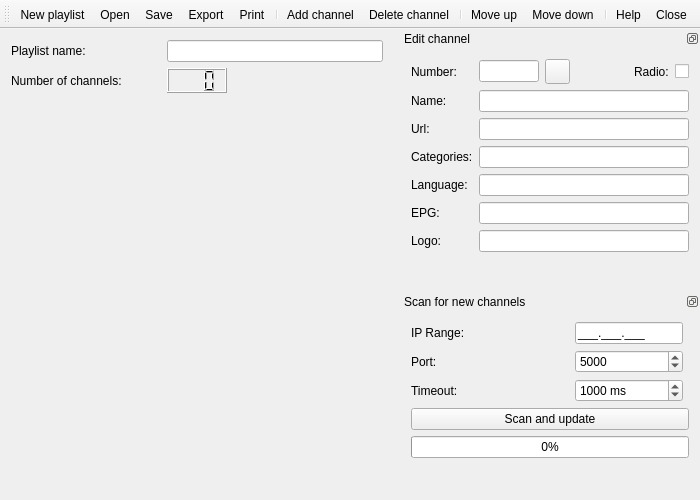
First picture: the form in src/ui/playlist/PlaylistEditor.ui, repository ntadej/tano, before the edit.
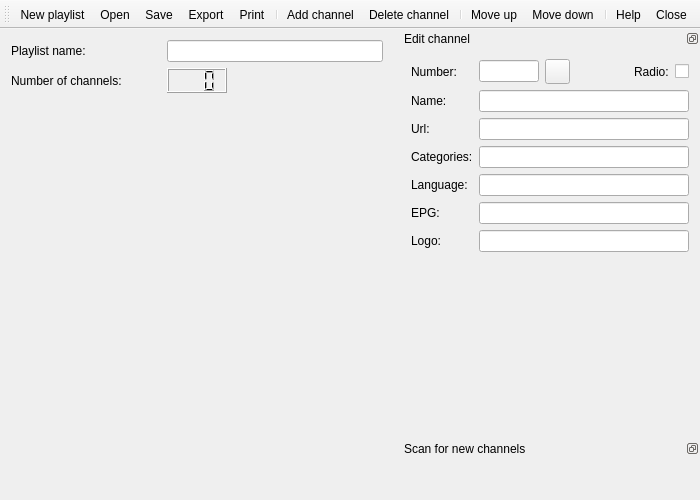
Second picture: the form after the edit. Icons and pictures are not drawn. Custom widgets are drawn as their Qt base class.

Commit message: Use the same media instance in playlist scanner

Patch:
```diff
--- a/src/ui/playlist/PlaylistEditor.ui
+++ b/src/ui/playlist/PlaylistEditor.ui
@@ -107,7 +107,7 @@
    <property name="minimumSize">
     <size>
      <width>300</width>
-     <height>0</height>
+     <height>234</height>
     </size>
    </property>
    <property name="maximumSize">
@@ -310,127 +310,7 @@
     <number>2</number>
    </attribute>
    <widget class="QWidget" name="updateWidgetContents">
-    <layout class="QGridLayout" name="gridLayout_2">
-     <item row="0" column="0">
-      <widget class="QLabel" name="labelFrom">
-       <property name="text">
-        <string>IP Range:</string>
-       </property>
-      </widget>
-     </item>
-     <item row="2" column="0">
-      <widget class="QLabel" name="labelTimeout">
-       <property name="text">
-        <string>Timeout:</string>
-       </property>
-      </widget>
-     </item>
-     <item row="3" column="0" colspan="4">
-      <widget class="QPushButton" name="buttonUpdate">
-       <property name="text">
-        <string>Scan and update</string>
-       </property>
-       <property name="icon">
-        <iconset resource="../../../data/icons.qrc">
-         <normaloff>:/icons/24x24/refresh.png</normaloff>:/icons/24x24/refresh.png</iconset>
-       </property>
-       <property name="iconSize">
-        <size>
-         <width>24</width>
-         <height>24</height>
-        </size>
-       </property>
-       <property name="checkable">
-        <bool>true</bool>
-       </property>
-      </widget>
-     </item>
-     <item row="0" column="2">
-      <widget class="QLineEdit" name="ipFrom">
-       <property name="inputMask">
-        <string notr="true">000.000.000;_</string>
-       </property>
-      </widget>
-     </item>
-     <item row="5" column="0">
-      <spacer name="verticalSpacer_2">
-       <property name="orientation">
-        <enum>Qt::Vertical</enum>
-       </property>
-       <property name="sizeHint" stdset="0">
-        <size>
-         <width>20</width>
-         <height>40</height>
-        </size>
-       </property>
-      </spacer>
-     </item>
-     <item row="2" column="2">
-      <widget class="QSpinBox" name="ipTimeout">
-       <property name="suffix">
-        <string> ms</string>
-       </property>
-       <property name="minimum">
-        <number>500</number>
-       </property>
-       <property name="maximum">
-        <number>3000</number>
-       </property>
-       <property name="singleStep">
-        <number>100</number>
-       </property>
-       <property name="value">
-        <number>1000</number>
-       </property>
-      </widget>
-     </item>
-     <item row="1" column="0">
-      <widget class="QLabel" name="labelPort">
-       <property name="text">
-        <string>Port:</string>
-       </property>
-      </widget>
-     </item>
-     <item row="1" column="2">
-      <widget class="QSpinBox" name="ipPort">
-       <property name="minimum">
-        <number>80</number>
-       </property>
-       <property name="maximum">
-        <number>9999</number>
-       </property>
-       <property name="value">
-        <number>5000</number>
-       </property>
-      </widget>
-     </item>
-     <item row="4" column="0" colspan="4">
-      <widget class="QProgressBar" name="progressBar">
-       <property name="minimum">
-        <number>1</number>
-       </property>
-       <property name="maximum">
-        <number>255</number>
-       </property>
-       <property name="value">
-        <number>1</number>
-       </property>
-      </widget>
-     </item>
-     <item row="0" column="1" rowspan="3">
-      <spacer name="horizontalSpacer_3">
-       <property name="orientation">
-        <enum>Qt::Horizontal</enum>
-       </property>
-       <property name="sizeHint" stdset="0">
-        <size>
-         <width>40</width>
-         <height>20</height>
-        </size>
-       </property>
-      </spacer>
-     </item>
-    </layout>
+    <layout class="QGridLayout" name="updateContents"/>
    </widget>
   </widget>
   <action name="actionAdd">
```
The commit also changes 23 other files.
